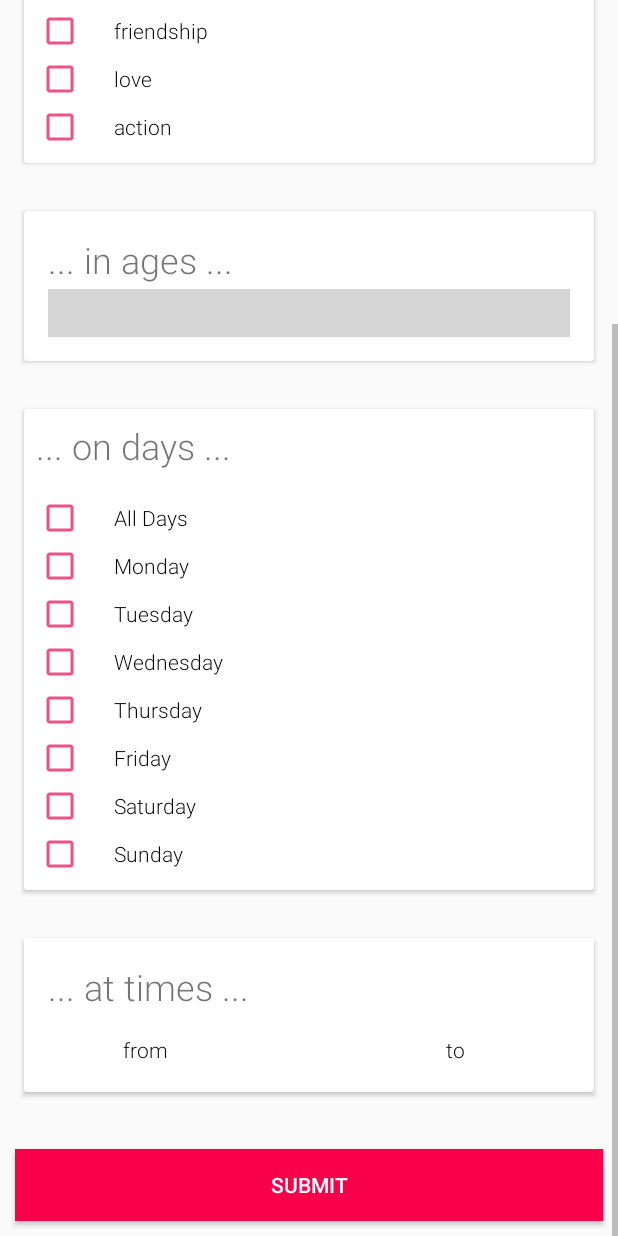
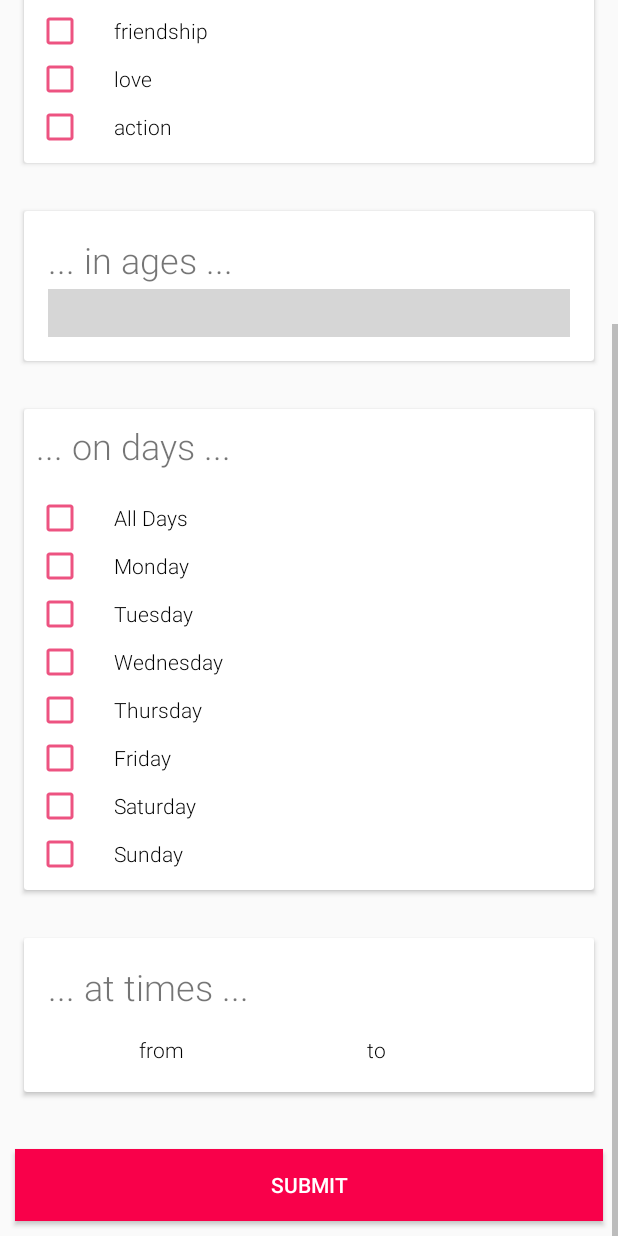
Before and after one commit to iamrahulyadav/five, an Android app: the FiltersActivity screen opened directly, with no data from a screen before it, scrolled down 292 dp, on a phone screen of 412 x 824 dp. Run offline under Robolectric (Android 15) with nearby library versions, the phone set to English and light mode, and no system bars; our stand-ins replace Firebase (no records; nobody signed in at launch, a user with empty details on screens opened directly), Volley; libraries missing offline, so code that uses them is left out: org.florescu.android; plain views replace RangeSeekBar; network calls fail; 1 statement that could not run was skipped; grey boxes are pictures that could not be loaded.

Commit message:
force update activity

```diff
--- a/app/build.gradle
+++ b/app/build.gradle
@@ -43,6 +43,7 @@ android {
 
 android.buildTypes.each { type ->
     type.buildConfigField 'String', 'SERVER_URL', "\"$serverUrl\""
+    type.buildConfigField 'String', 'APP_LINK', "\"$appLink\""
 }
 
 dependencies {
--- a/app/config.gradle
+++ b/app/config.gradle
@@ -1,3 +1,4 @@
 // project.ext.chatServerUrl = "https://fierce-reaches-30236.herokuapp.com"
 project.ext.serverUrl = "http://ec2-54-69-125-204.us-west-2.compute.amazonaws.com:8000/fiveapp"
+project.ext.appLink = "https://play.google.com/apps/testing/com.five.shubhamagrawal.five"
 //project.ext.serverUrl = "http://83d11a56.ngrok.io/fiveapp"
--- a/app/src/main/AndroidManifest.xml
+++ b/app/src/main/AndroidManifest.xml
@@ -104,6 +104,10 @@
         <activity android:name=".activities.RingingActivity"
             android:screenOrientation="portrait">
         </activity>
+
+        <activity android:name=".activities.AppUpdatePopup"
+            android:screenOrientation="portrait">
+        </activity>
     </application>
 
 </manifest>
--- a/app/src/main/java/com/five/shubhamagarwal/five/activities/CallStatusActivity.java
+++ b/app/src/main/java/com/five/shubhamagarwal/five/activities/CallStatusActivity.java
@@ -142,7 +142,7 @@ public class CallStatusActivity extends AppCompatActivity implements View.OnClic
             case R.id.menu_action_logout:{
                 LoginManager.getInstance().logOut();
                 Gen.saveUserIdToLocalStorage("");
-                Gen.startActivity(this, false, LoginActivity.class, Constants.SHOW_LOGOUT_SCREEN, "true");
+                Gen.startActivity(this, true, LoginActivity.class, Constants.SHOW_LOGOUT_SCREEN, "true");
                 return true;
             }
             default:
--- a/app/src/main/java/com/five/shubhamagarwal/five/activities/LoginActivity.java
+++ b/app/src/main/java/com/five/shubhamagarwal/five/activities/LoginActivity.java
@@ -181,6 +181,8 @@ public class LoginActivity extends Activity implements BaseSliderView.OnSliderCl
             Gen.saveFCMTokenToLocalStorage(token);
         }
         js.put("fcm_token", Gen.getFCMTokenFromLocalStorage());
+        js.put(Constants.BUILD_VERSION, Gen.getCurrentAppVersion());
+
         return js;
     }
 
--- /dev/null
+++ b/app/src/main/java/com/five/shubhamagarwal/five/utils/AnalyticsManager.java
@@ -0,0 +1,36 @@
+package com.five.shubhamagarwal.five.utils;
+
+import android.os.Bundle;
+
+import com.five.shubhamagarwal.five.MyApplication;
+import com.google.firebase.analytics.FirebaseAnalytics;
+
+/**
+ * Created by shubhamagrawal on 19/04/17.
+ */
+
+public class AnalyticsManager {
+    interface Event{
+        String ERROR = "Error";
+        String ACTIVITY_LAUNCHED = "Activity launched";
+    }
+
+    interface  Param{
+        String STACK_TRACE = "Stack trace";
+        String ERROR_BODY = "Error body";
+    }
+
+    public static FirebaseAnalytics getInstance(){
+        return FirebaseAnalytics.getInstance(MyApplication.getAppContext());
+    }
+
+    public static void log(String eventName, Bundle extraInfo){
+        getInstance().logEvent(eventName, extraInfo);
+    }
+
+    public static void log(String eventName, String key, String val){
+        Bundle bundle = new Bundle();
+        bundle.putString(key, val);
+        log(eventName, bundle);
+    }
+}
--- a/app/src/main/java/com/five/shubhamagarwal/five/utils/Constants.java
+++ b/app/src/main/java/com/five/shubhamagarwal/five/utils/Constants.java
@@ -16,4 +16,6 @@ public class Constants {
     public static String PREFS_NAME = "PreferencesFile";
     public static final int CAMERA_AUDIO_WAKE_LOCK = 1;
     public static final String SERVER_URL = BuildConfig.SERVER_URL;
+    public static final String FORCE_UPDATE = "force_update";
+    public static final String BUILD_VERSION = "build_version";
 }
--- a/app/src/main/res/layout/activity_filters.xml
+++ b/app/src/main/res/layout/activity_filters.xml
@@ -282,17 +282,27 @@
                         android:layout_below="@id/time_range_card"
                         >
 
-                        <TextView
+                        <android.support.v4.widget.Space
                             android:layout_width="wrap_content"
                             android:layout_height="wrap_content"
-                            android:layout_marginLeft="50dp"
-                            android:textColor="@color/black"
-                            android:text="from"/>
+                            android:layout_weight="1"
+                            />
 
                         <TextView
                             android:layout_width="wrap_content"
                             android:layout_height="wrap_content"
-                            android:layout_marginLeft="20dp"
+                            android:textColor="@color/black"
+                            android:text="from"/>
+
+                        <android.support.v4.widget.Space
+                            android:layout_width="wrap_content"
+                            android:layout_height="wrap_content"
+                            android:layout_weight="1"
+                            />
+
+                        <TextView
+                            android:layout_width="wrap_content"
+                            android:layout_height="wrap_content"
                             android:id="@+id/from_time"
                             android:fontFamily="casual"
                             android:textColor="@color/colorPrimaryDark"/>
@@ -309,14 +319,24 @@
                             android:textColor="@color/black"
                             android:text="to"/>
 
+                        <android.support.v4.widget.Space
+                            android:layout_width="wrap_content"
+                            android:layout_height="wrap_content"
+                            android:layout_weight="1"
+                            />
+
                         <TextView
                             android:layout_width="wrap_content"
                             android:layout_height="wrap_content"
                             android:fontFamily="casual"
                             android:textColor="@color/colorPrimaryDark"
-                            android:id="@+id/to_time"
-                            android:layout_marginLeft="20dp"
-                            android:layout_marginRight="50dp"/>
+                            android:id="@+id/to_time"/>
+
+                        <android.support.v4.widget.Space
+                            android:layout_width="wrap_content"
+                            android:layout_height="wrap_content"
+                            android:layout_weight="1"
+                            />
 
                     </LinearLayout>
 
```
Also changed, not shown: app/src/main/java/com/five/shubhamagarwal/five/MyApplication.java (+19 -8 lines), app/src/main/java/com/five/shubhamagarwal/five/activities/AppUpdatePopup.java (added, +37 -0 lines), app/src/main/java/com/five/shubhamagarwal/five/utils/Gen.java (+15 -1 lines), app/src/main/res/layout/activity_call_status.xml (+3 -8 lines), app/src/main/res/layout/activity_update_popup.xml (added, +31 -0 lines), app/src/main/res/mipmap-hdpi/heart.png (added).
